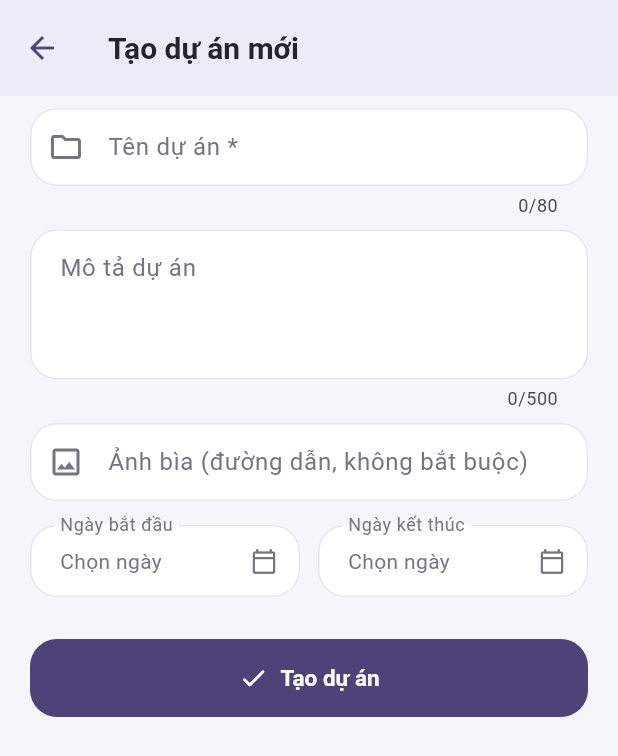
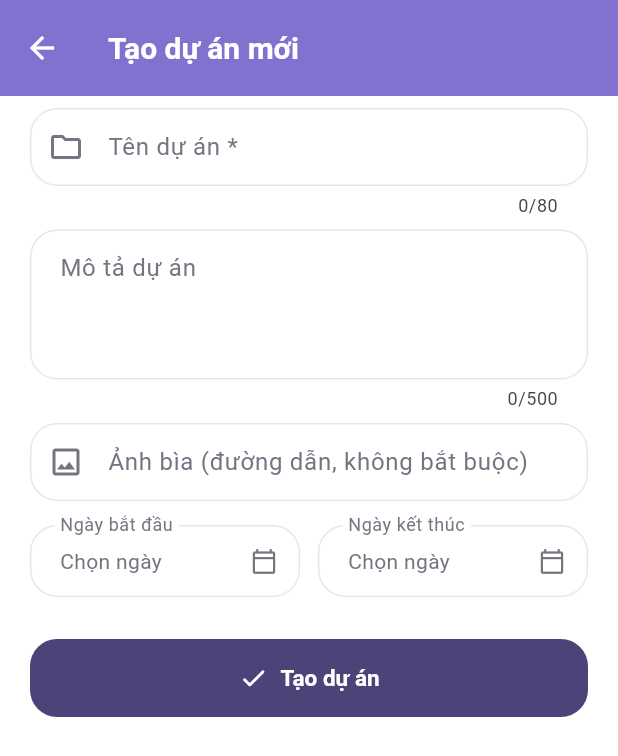
Before and after one commit to Galris/teamso, a Flutter app: the screen it shows once a user with an empty profile is signed in, after a tap on "Tạo dự án", on a phone screen of 412 x 824 dp. Shown: the top 756 px of the screen. Run offline on Flutter 3.47's test engine with Material 3 defaults, Android fonts, the phone set to English and light mode, and no system bars; our stand-ins replace cloud_firestore, cloud_functions, firebase_auth, firebase_core, firebase_messaging, flutter_secure_storage and 1 more; missing offline and left inert: mobile_scanner; accounts and stored records are empty; network calls fail; statements that could not run were skipped.

Commit message:
style: align page backgrounds and notification cards

```diff
--- a/lib/core/theme/app_colors.dart
+++ b/lib/core/theme/app_colors.dart
@@ -25,8 +25,12 @@ abstract final class AppColors {
   static const pinkSoft = Color(0xFFFDEBF5);
   static const greenSoft = Color(0xFFEAF5EC);
   static const yellowSoft = Color(0xFFFFF6D6);
+  static const workspaceDocument = (Color(0xFFE8F3F8), Color(0xFF477F9C));
+  static const workspaceVote = (Color(0xFFFCEEF4), Color(0xFFA34076));
+  static const workspaceMeeting = (Color(0xFFF0EAF8), Color(0xFF7860A3));
+
   static const pageHeader = Color(0xFF8371D0);
-  static const pageTint = Color(0xFFF7F7FB);
+  static const pageTint = Colors.white;
 
   /// Gradient thương hiệu: tím -> hồng -> xanh lá.
   static const brandGradient = LinearGradient(
--- a/lib/core/theme/app_theme.dart
+++ b/lib/core/theme/app_theme.dart
@@ -88,8 +88,8 @@ abstract final class AppTheme {
         },
       ),
       appBarTheme: const AppBarTheme(
-        backgroundColor: Color(0xFFEEEBF8),
-        foregroundColor: AppColors.darkPurple,
+        backgroundColor: AppColors.pageHeader,
+        foregroundColor: Colors.white,
         elevation: 0,
         scrolledUnderElevation: 0,
         centerTitle: false,
@@ -98,7 +98,7 @@ abstract final class AppTheme {
         titleTextStyle: TextStyle(
           fontSize: 20,
           fontWeight: FontWeight.w700,
-          color: AppColors.textPrimary,
+          color: Colors.white,
         ),
       ),
       cardTheme: CardThemeData(
--- a/lib/screens/chat/chat_panel.dart
+++ b/lib/screens/chat/chat_panel.dart
@@ -15,12 +15,7 @@ class ChatPanel extends StatelessWidget {
       clipBehavior: Clip.antiAlias,
       decoration: const BoxDecoration(
         borderRadius: BorderRadius.vertical(top: Radius.circular(28)),
-        gradient: LinearGradient(
-          begin: Alignment.topLeft,
-          end: Alignment.bottomRight,
-          colors: [Color(0xFFF0E9FC), Color(0xFFFAF7FF), Color(0xFFFDF9FD)],
-          stops: [0, .6, 1],
-        ),
+        color: Colors.white,
       ),
       child: child,
     ),
--- a/lib/screens/notify/notification_screen.dart
+++ b/lib/screens/notify/notification_screen.dart
@@ -458,19 +458,13 @@ class _NotificationScreenState extends State<NotificationScreen> {
   );
 
   Widget _tile(_TeamNotification n) {
-    final color = _colorForType(n.type);
-    final pastel = switch (n.type) {
-      _NotificationType.chat => const Color(0xFFFCEAF3),
-      _NotificationType.vote => const Color(0xFFE7F4EF),
-      _NotificationType.document => const Color(0xFFFFF1E3),
-      _NotificationType.meeting ||
-      _NotificationType.project => const Color(0xFFE6F0FC),
-      _NotificationType.pendingReview ||
-      _NotificationType.deadline => const Color(0xFFFFF4DF),
-      _NotificationType.completed ||
-      _NotificationType.reviewRequired => const Color(0xFFEAF5E9),
-      _NotificationType.revisionRequired => const Color(0xFFFCE8F0),
-      _ => const Color(0xFFEEE7FA),
+    final (pastel, color) = switch (n.type) {
+      _NotificationType.vote ||
+      _NotificationType.deadline ||
+      _NotificationType.revisionRequired => AppColors.workspaceVote,
+      _NotificationType.chat ||
+      _NotificationType.meeting => AppColors.workspaceMeeting,
+      _ => AppColors.workspaceDocument,
     };
     final gradient = pastelGradient(
       Color.lerp(Colors.white, pastel, n.isRead ? .6 : 1)!,
@@ -605,12 +599,7 @@ class _NotificationScreenState extends State<NotificationScreen> {
     final items = _filtered;
     return DecoratedBox(
       decoration: const BoxDecoration(
-        gradient: LinearGradient(
-          begin: Alignment.topLeft,
-          end: Alignment.bottomRight,
-          colors: [Color(0xFFF0E9FC), Color(0xFFFAF7FF), Color(0xFFFDF9FD)],
-          stops: [0, .6, 1],
-        ),
+        color: Colors.white,
       ),
       child: Column(
         children: [
@@ -644,12 +633,8 @@ class _NotificationScreenState extends State<NotificationScreen> {
             margin: const EdgeInsets.fromLTRB(16, 16, 16, 6),
             padding: const EdgeInsets.fromLTRB(16, 8, 8, 8),
             decoration: AccentBoxDecoration(
-              accent: AppColors.purple,
-              gradient: const LinearGradient(
-                begin: Alignment.topLeft,
-                end: Alignment.bottomRight,
-                colors: [Color(0xFFE5E5FB), Color(0xFFF4E8F5)],
-              ),
+              accent: AppColors.workspaceMeeting.$2,
+              gradient: pastelGradient(AppColors.workspaceMeeting.$1),
               borderRadius: BorderRadius.circular(22),
             ),
             child: Row(
--- a/lib/screens/projects/create_project_screen.dart
+++ b/lib/screens/projects/create_project_screen.dart
@@ -127,7 +127,6 @@ class _CreateProjectScreenState extends State<CreateProjectScreen> {
   @override
   Widget build(BuildContext context) {
     return Scaffold(
-      backgroundColor: const Color(0xFFF7F5FC),
       appBar: AppBar(title: const Text('Tạo dự án mới')),
       body: SafeArea(
         child: Form(
--- a/lib/screens/projects/join_project_screen.dart
+++ b/lib/screens/projects/join_project_screen.dart
@@ -108,7 +108,6 @@ class _JoinProjectScreenState extends State<JoinProjectScreen> {
   @override
   Widget build(BuildContext context) {
     return Scaffold(
-      backgroundColor: const Color(0xFFF7F5FC),
       appBar: AppBar(title: const Text('Tham gia dự án')),
       body: SafeArea(
         child: ListView(
--- a/lib/screens/tasks/task_board_screen.dart
+++ b/lib/screens/tasks/task_board_screen.dart
@@ -868,12 +868,7 @@ class TaskBoardScreenState extends State<TaskBoardScreen> {
         backgroundColor: Colors.transparent,
         body: DecoratedBox(
           decoration: const BoxDecoration(
-            gradient: LinearGradient(
-              begin: Alignment.topCenter,
-              end: Alignment.bottomCenter,
-              stops: [0, .72, 1],
-              colors: [Colors.white, Colors.white, Color(0xFFFFF1F7)],
-            ),
+            color: Colors.white,
           ),
           child: Column(
             children: [
--- a/lib/screens/tasks/task_detail_screen.dart
+++ b/lib/screens/tasks/task_detail_screen.dart
@@ -4,7 +4,7 @@ import 'package:flutter/material.dart';
 
 import '../../models/task_model.dart';
 
-const Color _taskBackground = Color(0xFFF8F8FC);
+const Color _taskBackground = Colors.white;
 const Color _taskTextPrimary = Color(0xFF282638);
 const Color _taskTextSecondary = Color(0xFF858397);
 const Color _taskPurple = Color(0xFF867CB3);
@@ -113,7 +113,6 @@ class TaskDetailScreen extends StatelessWidget {
     return Scaffold(
       backgroundColor: _taskBackground,
       appBar: AppBar(
-        backgroundColor: const Color(0xFFEEEBF8),
         surfaceTintColor: Colors.transparent,
         elevation: 0,
         leading: IconButton(
--- a/lib/screens/workspace/workspace_screen.dart
+++ b/lib/screens/workspace/workspace_screen.dart
@@ -1,3 +1,4 @@
+import '../../core/theme/app_colors.dart';
 import 'workspace_dialog_style.dart';
 import '../../core/theme/accent_surface.dart';
 
@@ -589,9 +590,9 @@ class _WorkspaceScreenState extends State<WorkspaceScreen> {
     VoidCallback? onAdd,
   }) {
     final accent = switch (title) {
-      'Bình chọn nhóm' => const Color(0xFFA34076),
-      'Lịch họp nhóm' => const Color(0xFF7860A3),
-      _ => const Color(0xFF477F9C),
+      'Bình chọn nhóm' => AppColors.workspaceVote.$2,
+      'Lịch họp nhóm' => AppColors.workspaceMeeting.$2,
+      _ => AppColors.workspaceDocument.$2,
     };
     return Card(
       shape: AccentCardBorder(
@@ -1178,12 +1179,7 @@ class _WorkspaceScreenState extends State<WorkspaceScreen> {
 
         return DecoratedBox(
           decoration: const BoxDecoration(
-            gradient: LinearGradient(
-              begin: Alignment.topCenter,
-              end: Alignment.bottomCenter,
-              stops: [0, .72, 1],
-              colors: [Colors.white, Colors.white, Color(0xFFFFF1F7)],
-            ),
+            color: Colors.white,
           ),
           child: ListView(
             padding: const EdgeInsets.all(16),
@@ -1212,7 +1208,7 @@ class _WorkspaceScreenState extends State<WorkspaceScreen> {
                     widget.focusCollection == 'documents')
                   _buildSection(
                     title: 'Tài liệu nhóm',
-                    color: const Color(0xFFE8F3F8),
+                    color: AppColors.workspaceDocument.$1,
                     icon: Icons.library_books_outlined,
                     onAdd: _addDocument,
                     child: _buildDocuments(),
@@ -1222,7 +1218,7 @@ class _WorkspaceScreenState extends State<WorkspaceScreen> {
                   _buildSection(
                     title: 'Bình chọn nhóm',
                     onAdd: _createVote,
-                    color: const Color(0xFFFCEEF4),
+                    color: AppColors.workspaceVote.$1,
                     icon: Icons.how_to_vote_outlined,
                     child: _buildVotes(),
                   ),
@@ -1230,7 +1226,7 @@ class _WorkspaceScreenState extends State<WorkspaceScreen> {
                     widget.focusCollection == 'meetings')
                   _buildSection(
                     title: 'Lịch họp nhóm',
-                    color: const Color(0xFFF0EAF8),
+                    color: AppColors.workspaceMeeting.$1,
                     icon: Icons.groups_outlined,
                     onAdd: _addMeeting,
                     child: _buildMeetings(),
--- a/lib/widgets/auth_widgets.dart
+++ b/lib/widgets/auth_widgets.dart
@@ -24,12 +24,7 @@ class Frame extends StatelessWidget {
     bottomNavigationBar: bottomNavigationBar,
     body: DecoratedBox(
       decoration: const BoxDecoration(
-        gradient: LinearGradient(
-          begin: Alignment.topLeft,
-          end: Alignment.bottomRight,
-          colors: [Color(0xFFE8E5FA), Colors.white, AppColors.pinkSoft],
-          stops: [0.0, 0.65, 1.0],
-        ),
+        color: Colors.white,
       ),
       child: Center(
         child: ConstrainedBox(
```
Also changed, not shown: lib/core/theme/chat_palette.dart (+5 -3 lines), lib/screens/home/project_detail_screen.dart (+4 -5 lines).
